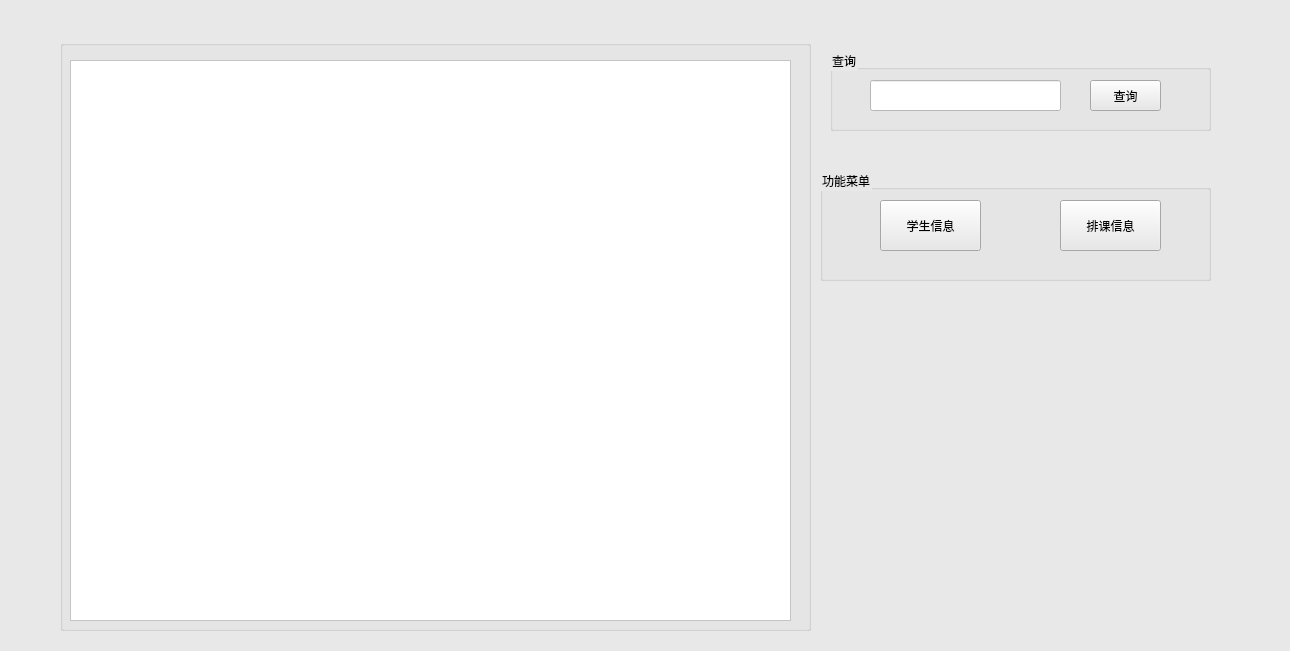
The window that StudentSystem/StudentMain.ui (Holy-Shine/Acrotest) describes before a commit, drawn with Qt 5.
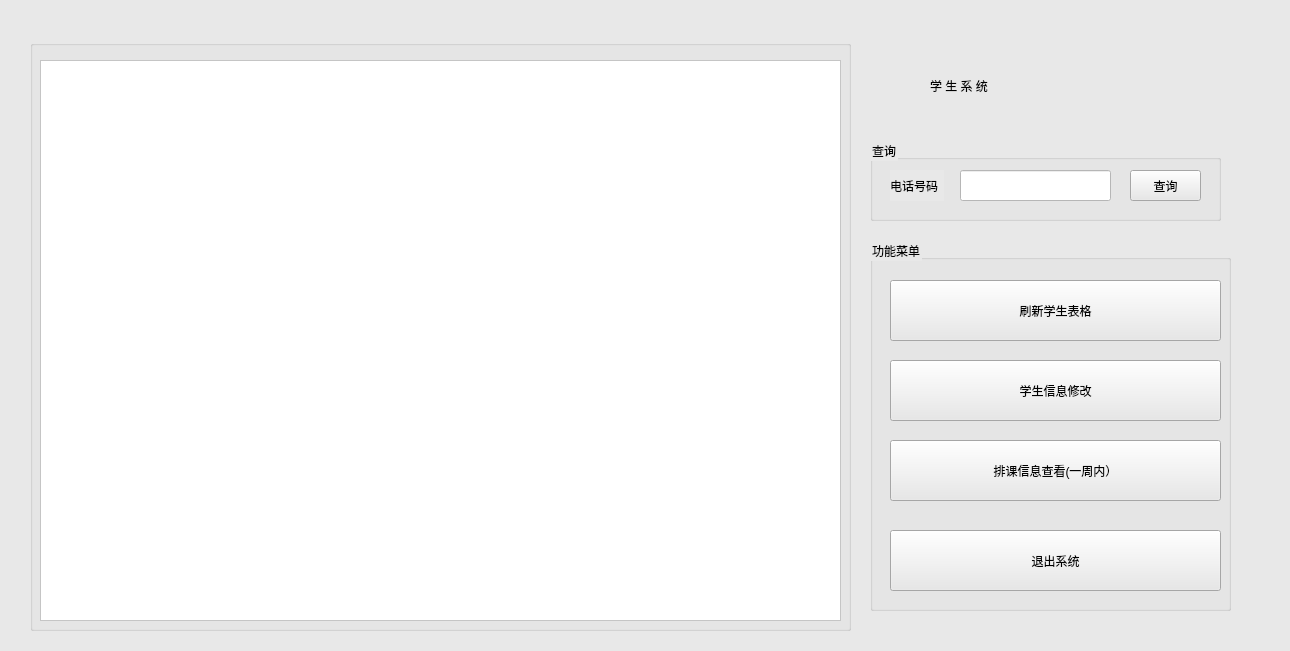
The same window after the commit.

The edit to the form file:
```diff
--- a/StudentSystem/StudentMain.ui
+++ b/StudentSystem/StudentMain.ui
@@ -19,9 +19,9 @@
   <widget class="QGroupBox" name="groupBox">
    <property name="geometry">
     <rect>
-     <x>60</x>
+     <x>30</x>
      <y>40</y>
-     <width>751</width>
+     <width>821</width>
      <height>591</height>
     </rect>
    </property>
@@ -33,7 +33,7 @@
      <rect>
       <x>10</x>
       <y>20</y>
-      <width>721</width>
+      <width>801</width>
       <height>561</height>
      </rect>
     </property>
@@ -45,9 +45,9 @@
   <widget class="QGroupBox" name="groupBox_2">
    <property name="geometry">
     <rect>
-     <x>830</x>
-     <y>50</y>
-     <width>381</width>
+     <x>870</x>
+     <y>140</y>
+     <width>351</width>
      <height>81</height>
     </rect>
    </property>
@@ -57,9 +57,9 @@
    <widget class="QLineEdit" name="et_query">
     <property name="geometry">
      <rect>
-      <x>40</x>
+      <x>90</x>
       <y>30</y>
-      <width>191</width>
+      <width>151</width>
       <height>31</height>
      </rect>
     </property>
@@ -80,14 +80,27 @@
      <string>查询</string>
     </property>
    </widget>
+   <widget class="QLabel" name="lb_phone">
+    <property name="geometry">
+     <rect>
+      <x>20</x>
+      <y>30</y>
+      <width>54</width>
+      <height>31</height>
+     </rect>
+    </property>
+    <property name="text">
+     <string>电话号码</string>
+    </property>
+   </widget>
   </widget>
   <widget class="QGroupBox" name="groupBox_3">
    <property name="geometry">
     <rect>
-     <x>820</x>
-     <y>170</y>
-     <width>391</width>
-     <height>111</height>
+     <x>870</x>
+     <y>240</y>
+     <width>361</width>
+     <height>371</height>
     </rect>
    </property>
    <property name="title">
@@ -96,29 +109,74 @@
    <widget class="QPushButton" name="st_studentInfo">
     <property name="geometry">
      <rect>
-      <x>60</x>
-      <y>30</y>
-      <width>101</width>
-      <height>51</height>
+      <x>20</x>
+      <y>120</y>
+      <width>331</width>
+      <height>61</height>
      </rect>
     </property>
     <property name="text">
-     <string>学生信息</string>
+     <string>学生信息修改</string>
     </property>
    </widget>
    <widget class="QPushButton" name="btstuclass">
     <property name="geometry">
      <rect>
-      <x>240</x>
-      <y>30</y>
-      <width>101</width>
-      <height>51</height>
+      <x>20</x>
+      <y>200</y>
+      <width>331</width>
+      <height>61</height>
      </rect>
     </property>
     <property name="text">
-     <string>排课信息</string>
+     <string>排课信息查看(一周内）</string>
     </property>
    </widget>
+   <widget class="QPushButton" name="bt_flash">
+    <property name="geometry">
+     <rect>
+      <x>20</x>
+      <y>40</y>
+      <width>331</width>
+      <height>61</height>
+     </rect>
+    </property>
+    <property name="text">
+     <string>刷新学生表格</string>
+    </property>
+   </widget>
+   <widget class="QPushButton" name="bt_quit">
+    <property name="geometry">
+     <rect>
+      <x>20</x>
+      <y>290</y>
+      <width>331</width>
+      <height>61</height>
+     </rect>
+    </property>
+    <property name="text">
+     <string>退出系统</string>
+    </property>
+   </widget>
+  </widget>
+  <widget class="QLabel" name="lb_toplabel">
+   <property name="geometry">
+    <rect>
+     <x>930</x>
+     <y>60</y>
+     <width>261</width>
+     <height>51</height>
+    </rect>
+   </property>
+   <property name="styleSheet">
+    <string notr="true">font: 75 28pt &quot;楷体&quot;;</string>
+   </property>
+   <property name="text">
+    <string>学 生 系 统 </string>
+   </property>
+   <property name="textFormat">
+    <enum>Qt::AutoText</enum>
+   </property>
   </widget>
  </widget>
  <resources/>
```
Left out of the diff: 8 changed lines with no effect on the pictures.
